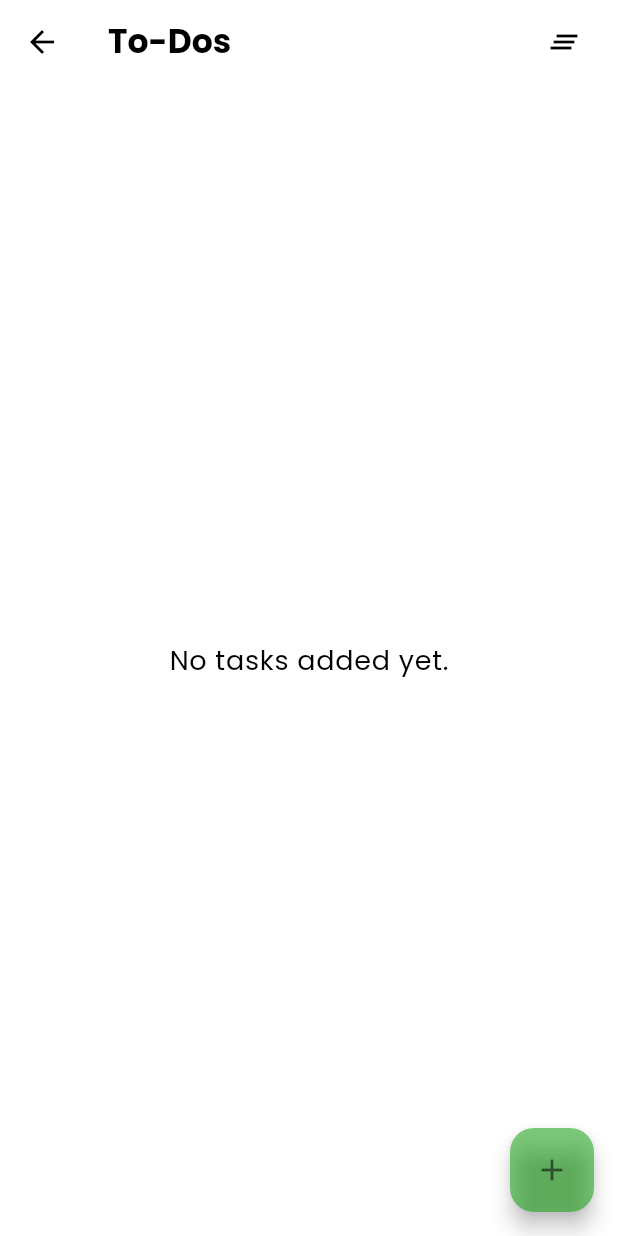
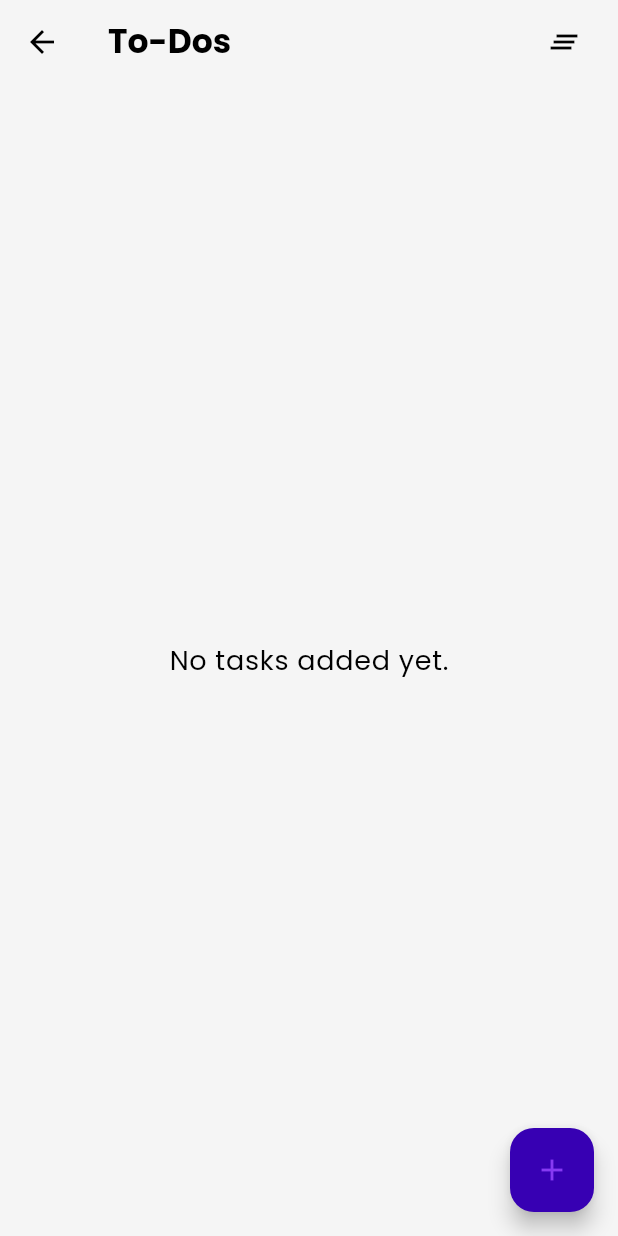
Before and after one commit to mussie-alemayehu/notes-and-to-do, a Flutter app: the ToDosListScreen screen opened by its route, on a phone screen of 412 x 824 dp. Run offline on Flutter 3.47's test engine with Material 3 defaults, Android fonts, the phone set to English and light mode, and no system bars; our stand-ins replace firebase_auth, firebase_core, google_fonts, google_sign_in, sqflite; accounts and stored records are empty; generated files the repository leaves out were written again.

Commit message:
update theme colors for dark and light mode

```diff
--- a/lib/screens/note_details_screen.dart
+++ b/lib/screens/note_details_screen.dart
@@ -118,7 +118,7 @@ class _NoteDetailsScreenState extends State<NoteDetailsScreen> {
                   style: Theme.of(context).textTheme.bodyMedium,
                   maxLength: 65535,
                   minLines: 50,
-                  maxLines: 9999,
+                  maxLines: 999,
                   onChanged: (value) {
                     if (isFirstChange) {
                       setState(() {
@@ -141,12 +141,11 @@ class _NoteDetailsScreenState extends State<NoteDetailsScreen> {
                     IconButton(
                       onPressed: () async {
                         await notesData.deleteNoteWithId(existingNote!.id);
-                        // Navigator.of(context).pop();
                         popScreen();
                       },
                       icon: Icon(
                         Icons.delete,
-                        color: Theme.of(context).colorScheme.tertiary,
+                        color: Theme.of(context).colorScheme.primary,
                       ),
                       tooltip: 'Delete Note',
                     )
--- a/lib/screens/notes_list_screen.dart
+++ b/lib/screens/notes_list_screen.dart
@@ -75,14 +75,16 @@ class _NotesListState extends State<NotesListScreen> {
             }
           }),
       floatingActionButton: FloatingActionButton(
-        backgroundColor: Theme.of(context).colorScheme.tertiary,
         onPressed: () {
           Navigator.of(context).pushNamed(
             NoteDetailsScreen.routeName,
             arguments: true,
           );
         },
-        child: const Icon(Icons.add),
+        child: Icon(
+          Icons.add,
+          color: Theme.of(context).colorScheme.surface,
+        ),
       ),
     );
   }
--- a/lib/screens/tabs_screen.dart
+++ b/lib/screens/tabs_screen.dart
@@ -27,8 +27,8 @@ class _TabScreenState extends State<TabsScreen> {
           });
         },
         currentIndex: _selectedIndex,
-        unselectedItemColor: Theme.of(context).colorScheme.secondary,
-        selectedItemColor: Theme.of(context).colorScheme.tertiary,
+        unselectedItemColor: Theme.of(context).colorScheme.tertiary,
+        selectedItemColor: Theme.of(context).colorScheme.primary,
         items: [
           BottomNavigationBarItem(
             icon: const Icon(Icons.notes),
--- a/lib/screens/todos_list_screen.dart
+++ b/lib/screens/todos_list_screen.dart
@@ -180,7 +180,6 @@ class ToDosListScreen extends StatelessWidget {
         },
       ),
       floatingActionButton: FloatingActionButton(
-        backgroundColor: Theme.of(context).colorScheme.tertiary,
         tooltip: 'Add new task',
         onPressed: () async {
           final newAction = await _showModalBottomSheet(context);
--- a/lib/themes/dark_theme.dart
+++ b/lib/themes/dark_theme.dart
@@ -1,11 +1,10 @@
-// specification of the colors in dark theme
-
 import 'package:flutter/material.dart';
 import 'package:flutter/services.dart';
 
 import './text_theme.dart';
 
 ThemeData darkTheme = ThemeData(
+  brightness: Brightness.dark,
   appBarTheme: const AppBarTheme(
     systemOverlayStyle: SystemUiOverlayStyle(
       statusBarColor: Colors.transparent,
@@ -17,12 +16,12 @@ ThemeData darkTheme = ThemeData(
   ),
   textTheme: textTheme,
   colorScheme: ColorScheme.dark(
-    surface: Colors.black,
-    primary: Colors.grey.shade900,
-    onPrimary: Colors.white70,
-    secondary: Colors.grey.shade800,
-    onSecondary: Colors.white,
-    tertiary: const Color.fromARGB(128, 81, 255, 75),
+    surface: Color(0xFF121212),
+    primary: Color(0xFF2A6A98),
+    onPrimary: Color(0xFF3700B3),
+    secondary: Color(0xFF001C2A),
+    onSecondary: Color(0xFF018786),
+    tertiary: Color(0xFFA7B6B2),
   ),
   checkboxTheme: const CheckboxThemeData(
     checkColor: WidgetStatePropertyAll<Color>(
--- a/lib/themes/light_theme.dart
+++ b/lib/themes/light_theme.dart
@@ -6,6 +6,7 @@ import 'package:flutter/services.dart';
 import './text_theme.dart';
 
 ThemeData lightTheme = ThemeData(
+  brightness: Brightness.light,
   appBarTheme: const AppBarTheme(
     systemOverlayStyle: SystemUiOverlayStyle(
       statusBarColor: Colors.transparent,
@@ -16,12 +17,12 @@ ThemeData lightTheme = ThemeData(
     elevation: 0,
   ),
   colorScheme: ColorScheme.light(
-    surface: Colors.white,
-    primary: Colors.grey.shade100,
-    onPrimary: Colors.black54,
-    secondary: Colors.grey.shade300,
-    onSecondary: Colors.black,
-    tertiary: const Color.fromARGB(128, 5, 157, 0),
+    surface: Color(0xFFF5F5F5),
+    primary: Color(0xFF3700B3),
+    onPrimary: Color(0xFF873AF3),
+    secondary: Color(0xFF4ABBEF),
+    onSecondary: Color(0xFF0277BD),
+    tertiary: Color(0xFF484948),
   ),
   checkboxTheme: const CheckboxThemeData(
     checkColor: WidgetStatePropertyAll<Color>(
```
Also changed, not shown: lib/widgets/note_list_item.dart (+11 -3 lines), lib/widgets/todo_list_item.dart (+8 -2 lines).
